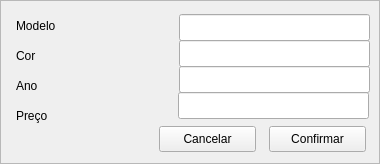
First picture: the form in SIF_GUI/View/TelaCadastroVeiculo.ui, repository VitorDiToro/EC206-EngenhariaDeSoftware2, before the edit.
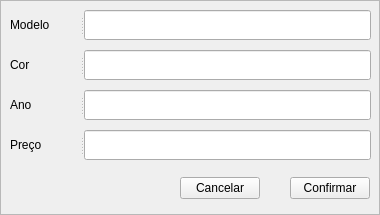
Second picture: the form after the edit.

Commit message: Padrnização dos labels e tamanho das telas

Patch:
```diff
--- a/SIF_GUI/View/TelaCadastroVeiculo.ui
+++ b/SIF_GUI/View/TelaCadastroVeiculo.ui
@@ -7,9 +7,21 @@
     <x>0</x>
     <y>0</y>
     <width>380</width>
-    <height>164</height>
+    <height>215</height>
    </rect>
   </property>
+  <property name="minimumSize">
+   <size>
+    <width>380</width>
+    <height>215</height>
+   </size>
+  </property>
+  <property name="maximumSize">
+   <size>
+    <width>380</width>
+    <height>215</height>
+   </size>
+  </property>
   <property name="windowTitle">
    <string>Cadastro de Veículo</string>
   </property>
@@ -19,123 +31,168 @@
   <property name="frameShadow">
    <enum>QFrame::Raised</enum>
   </property>
-  <widget class="QLineEdit" name="lineEdit_4">
+  <widget class="QWidget" name="">
    <property name="geometry">
     <rect>
-     <x>178</x>
-     <y>92</y>
-     <width>191</width>
-     <height>27</height>
+     <x>180</x>
+     <y>170</y>
+     <width>190</width>
+     <height>36</height>
     </rect>
    </property>
+   <layout class="QGridLayout" name="gridLayout">
+    <item row="0" column="2">
+     <widget class="QPushButton" name="pushButton">
+      <property name="text">
+       <string>Confirmar</string>
+      </property>
+     </widget>
+    </item>
+    <item row="0" column="0">
+     <widget class="QPushButton" name="pushButton_2">
+      <property name="text">
+       <string>Cancelar</string>
+      </property>
+     </widget>
+    </item>
+    <item row="0" column="1">
+     <spacer name="horizontalSpacer">
+      <property name="orientation">
+       <enum>Qt::Horizontal</enum>
+      </property>
+      <property name="sizeHint" stdset="0">
+       <size>
+        <width>40</width>
+        <height>20</height>
+       </size>
+      </property>
+     </spacer>
+    </item>
+   </layout>
   </widget>
-  <widget class="QLabel" name="label_2">
+  <widget class="QSplitter" name="splitter">
    <property name="geometry">
     <rect>
-     <x>16</x>
-     <y>47</y>
-     <width>67</width>
-     <height>17</height>
+     <x>10</x>
+     <y>130</y>
+     <width>361</width>
+     <height>32</height>
     </rect>
    </property>
-   <property name="text">
-    <string>Cor</string>
+   <property name="orientation">
+    <enum>Qt::Horizontal</enum>
    </property>
+   <widget class="QLabel" name="label_4">
+    <property name="minimumSize">
+     <size>
+      <width>70</width>
+      <height>30</height>
+     </size>
+    </property>
+    <property name="maximumSize">
+     <size>
+      <width>70</width>
+      <height>30</height>
+     </size>
+    </property>
+    <property name="text">
+     <string>Preço</string>
+    </property>
+   </widget>
+   <widget class="QLineEdit" name="lineEdit_4"/>
   </widget>
-  <widget class="QLabel" name="label_3">
+  <widget class="QSplitter" name="splitter_2">
    <property name="geometry">
     <rect>
-     <x>16</x>
-     <y>77</y>
-     <width>67</width>
-     <height>17</height>
+     <x>10</x>
+     <y>90</y>
+     <width>361</width>
+     <height>32</height>
     </rect>
    </property>
-   <property name="text">
-    <string>Ano</string>
+   <property name="orientation">
+    <enum>Qt::Horizontal</enum>
    </property>
+   <widget class="QLabel" name="label_3">
+    <property name="minimumSize">
+     <size>
+      <width>70</width>
+      <height>30</height>
+     </size>
+    </property>
+    <property name="maximumSize">
+     <size>
+      <width>70</width>
+      <height>30</height>
+     </size>
+    </property>
+    <property name="text">
+     <string>Ano</string>
+    </property>
+   </widget>
+   <widget class="QLineEdit" name="lineEdit_3"/>
   </widget>
-  <widget class="QLabel" name="label_4">
+  <widget class="QSplitter" name="splitter_3">
    <property name="geometry">
     <rect>
-     <x>16</x>
-     <y>107</y>
-     <width>67</width>
-     <height>17</height>
+     <x>10</x>
+     <y>50</y>
+     <width>361</width>
+     <height>32</height>
     </rect>
    </property>
-   <property name="text">
-    <string>Preço</string>
+   <property name="orientation">
+    <enum>Qt::Horizontal</enum>
    </property>
+   <widget class="QLabel" name="label_2">
+    <property name="minimumSize">
+     <size>
+      <width>70</width>
+      <height>30</height>
+     </size>
+    </property>
+    <property name="maximumSize">
+     <size>
+      <width>70</width>
+      <height>30</height>
+     </size>
+    </property>
+    <property name="text">
+     <string>Cor</string>
+    </property>
+   </widget>
+   <widget class="QLineEdit" name="lineEdit_2"/>
   </widget>
-  <widget class="QPushButton" name="pushButton_2">
+  <widget class="QSplitter" name="splitter_4">
    <property name="geometry">
     <rect>
-     <x>159</x>
-     <y>126</y>
-     <width>97</width>
-     <height>26</height>
+     <x>10</x>
+     <y>10</y>
+     <width>361</width>
+     <height>32</height>
     </rect>
    </property>
-   <property name="text">
-    <string>Cancelar</string>
+   <property name="orientation">
+    <enum>Qt::Horizontal</enum>
    </property>
-  </widget>
-  <widget class="QPushButton" name="pushButton">
-   <property name="geometry">
-    <rect>
-     <x>269</x>
-     <y>126</y>
-     <width>97</width>
-     <height>26</height>
-    </rect>
-   </property>
-   <property name="text">
-    <string>Confirmar</string>
-   </property>
-  </widget>
-  <widget class="QLineEdit" name="lineEdit">
-   <property name="geometry">
-    <rect>
-     <x>179</x>
-     <y>14</y>
-     <width>191</width>
-     <height>27</height>
-    </rect>
-   </property>
-  </widget>
-  <widget class="QLabel" name="label">
-   <property name="geometry">
-    <rect>
-     <x>16</x>
-     <y>17</y>
-     <width>67</width>
-     <height>17</height>
-    </rect>
-   </property>
-   <property name="text">
-    <string>Modelo</string>
-   </property>
-  </widget>
-  <widget class="QLineEdit" name="lineEdit_2">
-   <property name="geometry">
-    <rect>
-     <x>179</x>
-     <y>40</y>
-     <width>191</width>
-     <height>27</height>
-    </rect>
-   </property>
-  </widget>
-  <widget class="QLineEdit" name="lineEdit_3">
-   <property name="geometry">
-    <rect>
-     <x>179</x>
-     <y>66</y>
-     <width>191</width>
-     <height>27</height>
-    </rect>
-   </property>
+   <widget class="QLabel" name="label">
+    <property name="minimumSize">
+     <size>
+      <width>70</width>
+      <height>30</height>
+     </size>
+    </property>
+    <property name="maximumSize">
+     <size>
+      <width>70</width>
+      <height>30</height>
+     </size>
+    </property>
+    <property name="text">
+     <string>Modelo</string>
+    </property>
+   </widget>
+   <widget class="QLineEdit" name="lineEdit"/>
   </widget>
  </widget>
  <tabstops>
```
The commit also changes 18 other files.
